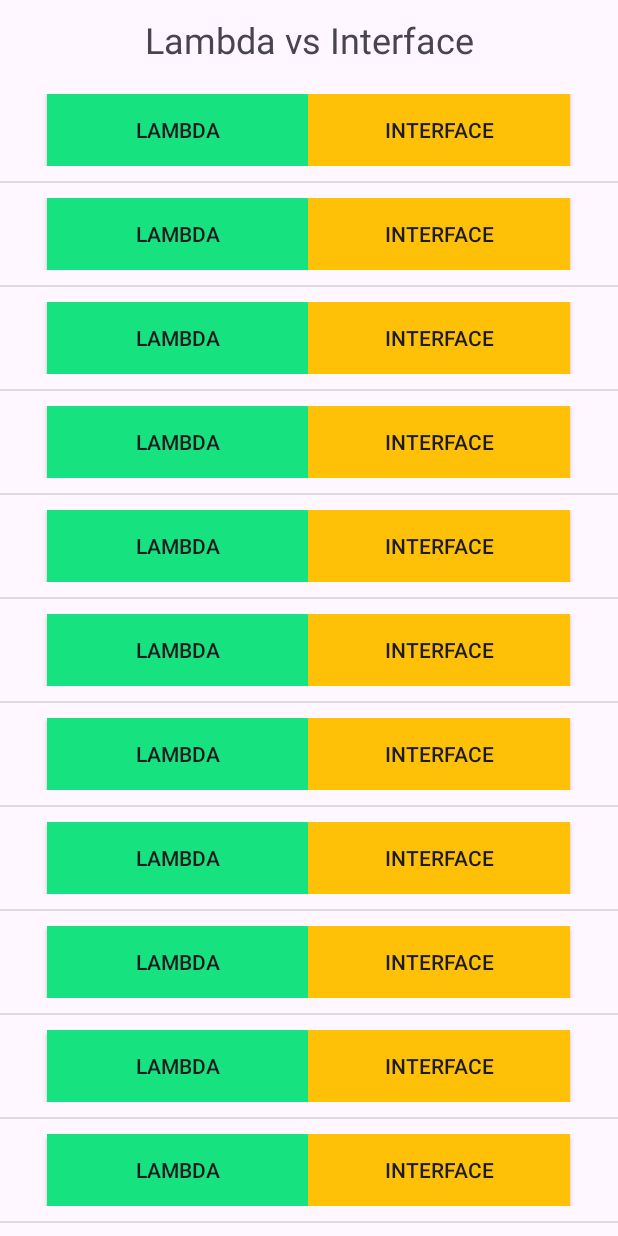
After one commit to aman1sr/Android-Concepts-Learning, an Android app: the RecHomeActivity screen opened directly, with no data from a screen before it, on a phone screen of 412 x 824 dp. The commit adds this screen. Run offline under Robolectric (Android 15) with nearby library versions, the phone set to English and light mode, and no system bars.

```diff
--- a/app/src/main/AndroidManifest.xml
+++ b/app/src/main/AndroidManifest.xml
@@ -3,10 +3,12 @@
     xmlns:tools="http://schemas.android.com/tools">
 
     <uses-permission android:name="android.permission.ACCESS_COARSE_LOCATION" />
+
     <uses-feature
         android:name="android.hardware.camera"
         android:required="false" />
-    <uses-permission android:name="android.permission.CAMERA"/>
+
+    <uses-permission android:name="android.permission.CAMERA" />
 
     <application
         android:allowBackup="true"
@@ -18,6 +20,9 @@
         android:supportsRtl="true"
         android:theme="@style/Theme.AndroidArchDemoProjects"
         tools:targetApi="31">
+        <activity
+            android:name=".lambda.RecHomeActivity"
+            android:exported="false" />
         <activity
             android:name=".arcore.ARCoreActivity"
             android:exported="false" />
--- a/app/src/main/java/com/petofy/androidarchdemoprojects/MainActivity.kt
+++ b/app/src/main/java/com/petofy/androidarchdemoprojects/MainActivity.kt
@@ -8,6 +8,7 @@ import com.petofy.androidarchdemoprojects.dagger.cheezyCode.DaggerCheezyCodeActi
 import com.petofy.androidarchdemoprojects.dagger.sharedpref.DaggerSharedPrefActivity
 import com.petofy.androidarchdemoprojects.databinding.ActivityMainBinding
 import com.petofy.androidarchdemoprojects.flow.FlowActivity
+import com.petofy.androidarchdemoprojects.lambda.RecHomeActivity
 import com.petofy.androidarchdemoprojects.permission.PermissionActivity
 
 class MainActivity : AppCompatActivity() {
@@ -38,17 +39,15 @@ class MainActivity : AppCompatActivity() {
             checkFlowConcept()
         }
         binding.arCore.setOnClickListener {
-            checkARCoreConcept()
+            startScreen(ARCoreActivity::class.java)
+        }
+        binding.lambda.setOnClickListener {
+            startScreen(RecHomeActivity::class.java)
         }
 
     }
 
 
-
-    private fun checkARCoreConcept() {
-        intent = Intent(this, ARCoreActivity::class.java)
-        startActivity(intent)
-    }
 
     private fun checkFlowConcept() {
         intent = Intent(this, FlowActivity::class.java)
@@ -73,4 +72,8 @@ class MainActivity : AppCompatActivity() {
         intent = Intent(this, DaggerCheezyCodeActivity::class.java)
         startActivity(intent)
     }
+    fun startScreen(className: Class<*>) {
+        val intent = Intent(this, className)
+        startActivity(intent)
+    }
 }
--- /dev/null
+++ b/app/src/main/java/com/petofy/androidarchdemoprojects/lambda/RecAdapter.kt
@@ -0,0 +1,32 @@
+package com.petofy.androidarchdemoprojects.lambda
+
+import android.view.LayoutInflater
+import android.view.ViewGroup
+import androidx.recyclerview.widget.RecyclerView
+import com.petofy.androidarchdemoprojects.databinding.RecLambdaItemLayoutBinding
+
+
+class RecAdapter(
+    private val list : ArrayList<String>
+) : RecyclerView.Adapter<RecAdapter.DataViewHolder>() {
+    class DataViewHolder(private val binding: RecLambdaItemLayoutBinding): RecyclerView.ViewHolder(binding.root) {
+        fun bind(source: String) {
+
+        }
+    }
+
+    override fun onCreateViewHolder(parent: ViewGroup, viewType: Int)= DataViewHolder(
+        RecLambdaItemLayoutBinding.inflate(
+            LayoutInflater.from(parent.context),
+            parent,
+            false
+        )
+    )
+
+    override fun getItemCount() = list.size
+
+    override fun onBindViewHolder(holder: DataViewHolder, position: Int) = holder.bind(list[position])
+
+
+
+}
--- /dev/null
+++ b/app/src/main/java/com/petofy/androidarchdemoprojects/lambda/RecHomeActivity.kt
@@ -0,0 +1,44 @@
+package com.petofy.androidarchdemoprojects.lambda
+
+import androidx.appcompat.app.AppCompatActivity
+import android.os.Bundle
+import androidx.recyclerview.widget.DividerItemDecoration
+import androidx.recyclerview.widget.LinearLayoutManager
+import com.petofy.androidarchdemoprojects.R
+import com.petofy.androidarchdemoprojects.databinding.ActivityRecHomeBinding
+
+class RecHomeActivity : AppCompatActivity() {
+    lateinit var binding: ActivityRecHomeBinding
+    lateinit var adapter: RecAdapter
+
+    override fun onCreate(savedInstanceState: Bundle?) {
+        super.onCreate(savedInstanceState)
+        binding = ActivityRecHomeBinding.inflate(layoutInflater)
+        setContentView(binding.root)
+
+        setupUI()
+
+    }
+
+    private fun setupUI() {
+        val recyclerView = binding.recyclerView
+        recyclerView.layoutManager = LinearLayoutManager(this)
+        recyclerView.addItemDecoration(
+            DividerItemDecoration(
+                recyclerView.context,
+                (recyclerView.layoutManager as LinearLayoutManager).orientation
+            )
+        )
+        val list = getDummyData()
+        adapter = RecAdapter(list)
+        recyclerView.adapter = adapter
+    }
+
+    private fun getDummyData(): ArrayList<String> {
+        val list = arrayListOf<String>()
+        for (i in 0..10) {
+            list.add("$i")
+        }
+        return list
+    }
+}
--- a/app/src/main/res/layout/activity_main.xml
+++ b/app/src/main/res/layout/activity_main.xml
@@ -62,6 +62,13 @@
                 android:layout_marginTop="@dimen/btn_margin_top"
 
                 android:text="ARCore:::" />
+            <Button
+                android:id="@+id/lambda"
+                android:layout_width="match_parent"
+                android:layout_height="wrap_content"
+                android:layout_marginTop="@dimen/btn_margin_top"
+
+                android:text="lambda vs interface" />
 
         </LinearLayout>
     </ScrollView>
--- /dev/null
+++ b/app/src/main/res/layout/activity_rec_home.xml
@@ -0,0 +1,31 @@
+<?xml version="1.0" encoding="utf-8"?>
+<androidx.constraintlayout.widget.ConstraintLayout xmlns:android="http://schemas.android.com/apk/res/android"
+    xmlns:app="http://schemas.android.com/apk/res-auto"
+    xmlns:tools="http://schemas.android.com/tools"
+    android:layout_width="match_parent"
+    android:layout_height="match_parent"
+    tools:context=".lambda.RecHomeActivity">
+
+
+    <LinearLayout
+        android:layout_width="match_parent"
+        android:layout_height="match_parent"
+        android:orientation="vertical"
+        >
+        <TextView
+            android:layout_width="match_parent"
+            android:layout_height="wrap_content"
+            android:text="Lambda vs Interface"
+            android:textSize="24dp"
+            android:gravity="center_horizontal"
+            android:layout_margin="10dp"
+            />
+        <androidx.recyclerview.widget.RecyclerView
+            android:id="@+id/recyclerView"
+            android:layout_width="match_parent"
+            android:layout_height="match_parent"
+            tools:listitem="@layout/rec_lambda_item_layout"
+            />
+    </LinearLayout>
+
+</androidx.constraintlayout.widget.ConstraintLayout>
--- /dev/null
+++ b/app/src/main/res/layout/rec_lambda_item_layout.xml
@@ -0,0 +1,38 @@
+<?xml version="1.0" encoding="utf-8"?>
+<androidx.constraintlayout.widget.ConstraintLayout xmlns:android="http://schemas.android.com/apk/res/android"
+    xmlns:app="http://schemas.android.com/apk/res-auto"
+    android:layout_width="match_parent"
+    android:layout_height="wrap_content"
+    android:layout_margin="10dp"
+    >
+
+    <androidx.appcompat.widget.LinearLayoutCompat
+        android:layout_width="match_parent"
+        android:layout_height="wrap_content"
+        android:gravity="center_horizontal"
+        android:orientation="horizontal"
+        android:weightSum="2"
+        app:layout_constraintEnd_toEndOf="parent"
+        app:layout_constraintStart_toStartOf="parent"
+        app:layout_constraintTop_toTopOf="parent">
+
+        <androidx.appcompat.widget.AppCompatButton
+            android:id="@+id/btn_lambda"
+            android:layout_width="wrap_content"
+            android:layout_height="wrap_content"
+            android:layout_weight="0.8"
+            android:background="@color/colorPrimaryDark"
+            android:text="Lambda" />
+
+        <androidx.appcompat.widget.AppCompatButton
+            android:id="@+id/btn_interface"
+            android:layout_width="wrap_content"
+            android:layout_height="wrap_content"
+            android:layout_weight="0.8"
+            android:background="#FFC107"
+
+            android:text="Interface" />
+
+    </androidx.appcompat.widget.LinearLayoutCompat>
+
+</androidx.constraintlayout.widget.ConstraintLayout>
```
